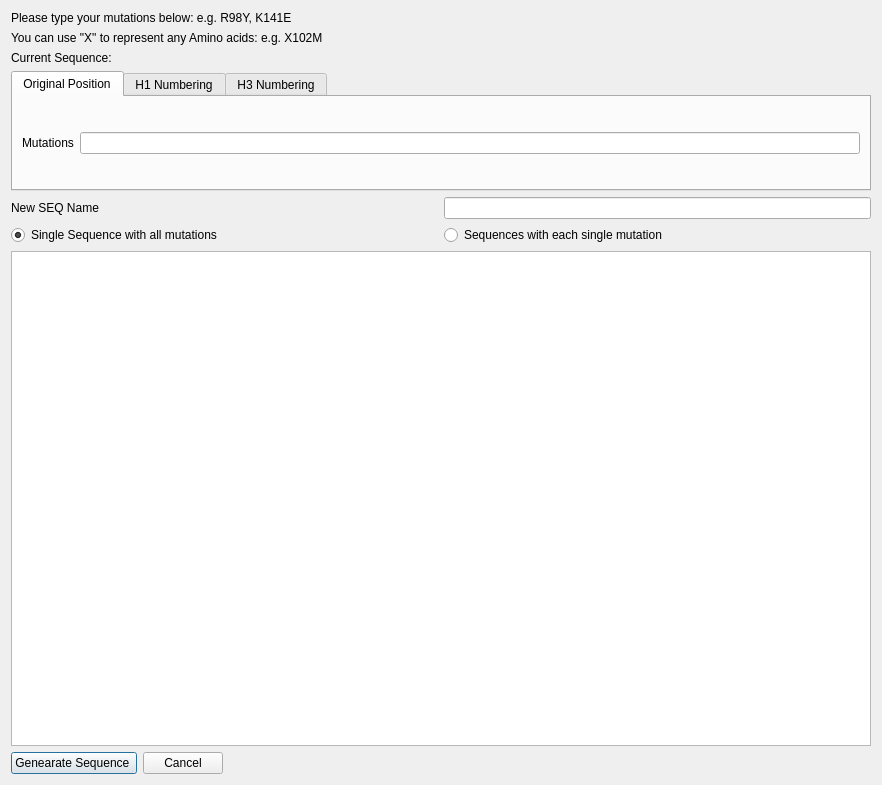
Above: mutationdialog.ui from WilsonImmunologyLab/Librator before the change. Below: the same form after it.
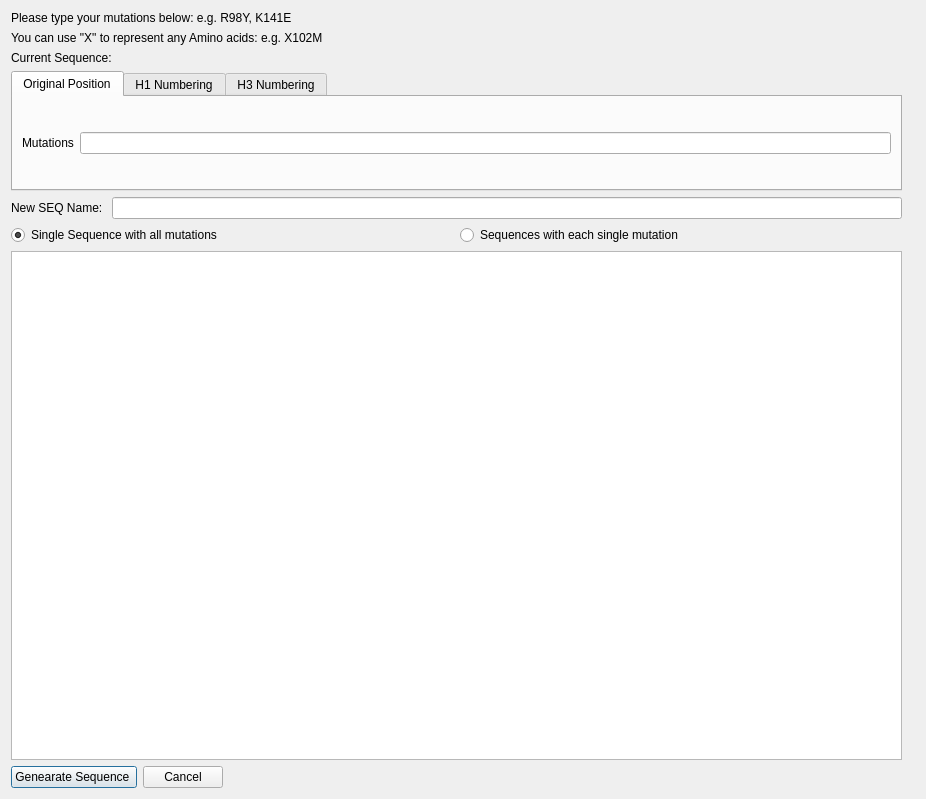
That is the form after the change.

```diff
--- a/mutationdialog.ui
+++ b/mutationdialog.ui
@@ -6,15 +6,43 @@
    <rect>
     <x>0</x>
     <y>0</y>
-    <width>882</width>
-    <height>785</height>
+    <width>926</width>
+    <height>799</height>
    </rect>
   </property>
   <property name="windowTitle">
    <string>Generate mutated sequence</string>
   </property>
   <layout class="QGridLayout" name="gridLayout_3">
-   <item row="3" column="0" colspan="2">
+   <item row="0" column="0">
+    <widget class="QLabel" name="Title">
+     <property name="text">
+      <string>Please type your mutations below: e.g. R98Y, K141E</string>
+     </property>
+    </widget>
+   </item>
+   <item row="1" column="0">
+    <widget class="QLabel" name="label">
+     <property name="text">
+      <string>You can use &quot;X&quot; to represent any Amino acids: e.g. X102M</string>
+     </property>
+    </widget>
+   </item>
+   <item row="2" column="0">
+    <widget class="QLabel" name="CurSeqLab">
+     <property name="text">
+      <string>Current Sequence: </string>
+     </property>
+    </widget>
+   </item>
+   <item row="2" column="1">
+    <widget class="QLabel" name="CurSeq">
+     <property name="text">
+      <string/>
+     </property>
+    </widget>
+   </item>
+   <item row="3" column="0">
     <widget class="QTabWidget" name="tabWidget">
      <property name="maximumSize">
       <size>
@@ -98,31 +126,48 @@
      </widget>
     </widget>
    </item>
-   <item row="5" column="1">
-    <widget class="QLineEdit" name="SeqName"/>
-   </item>
-   <item row="2" column="1">
-    <widget class="QLabel" name="CurSeq">
-     <property name="text">
-      <string/>
-     </property>
-    </widget>
+   <item row="4" column="0">
+    <layout class="QHBoxLayout" name="horizontalLayout_3">
+     <item>
+      <widget class="QLabel" name="labelSeqName">
+       <property name="maximumSize">
+        <size>
+         <width>200</width>
+         <height>16777215</height>
+        </size>
+       </property>
+       <property name="text">
+        <string>New SEQ Name: </string>
+       </property>
+      </widget>
+     </item>
+     <item>
+      <widget class="QLineEdit" name="SeqName"/>
+     </item>
+    </layout>
    </item>
    <item row="5" column="0">
-    <widget class="QLabel" name="labelSeqName">
-     <property name="text">
-      <string>New SEQ Name</string>
-     </property>
-    </widget>
+    <layout class="QHBoxLayout" name="horizontalLayout_2">
+     <item>
+      <widget class="QRadioButton" name="radioSingle">
+       <property name="text">
+        <string>Single Sequence with all mutations</string>
+       </property>
+       <property name="checked">
+        <bool>true</bool>
+       </property>
+      </widget>
+     </item>
+     <item>
+      <widget class="QRadioButton" name="radioAll">
+       <property name="text">
+        <string>Sequences with each single mutation</string>
+       </property>
+      </widget>
+     </item>
+    </layout>
    </item>
-   <item row="1" column="0">
-    <widget class="QLabel" name="label">
-     <property name="text">
-      <string>You can use &quot;X&quot; to represent any Amino acids: e.g. X102M</string>
-     </property>
-    </widget>
-   </item>
-   <item row="8" column="0" colspan="2">
+   <item row="6" column="0">
     <widget class="QTextEdit" name="textEdit">
      <property name="font">
       <font>
@@ -134,42 +179,7 @@
      </property>
     </widget>
    </item>
-   <item row="0" column="0" colspan="2">
-    <widget class="QLabel" name="Title">
-     <property name="text">
-      <string>Please type your mutations below: e.g. R98Y, K141E</string>
-     </property>
-    </widget>
-   </item>
-   <item row="2" column="0">
-    <widget class="QLabel" name="CurSeqLab">
-     <property name="text">
-      <string>Current Sequence: </string>
-     </property>
-    </widget>
-   </item>
-   <item row="6" column="0" colspan="2">
-    <layout class="QHBoxLayout" name="horizontalLayout_2">
-     <item>
-      <widget class="QRadioButton" name="radioSingle">
-       <property name="text">
-        <string>Single Sequence with all mutations</string>
-       </property>
-       <property name="checked">
-        <bool>true</bool>
-       </property>
-      </widget>
-     </item>
-     <item>
-      <widget class="QRadioButton" name="radioAll">
-       <property name="text">
-        <string>Sequences with each single mutation</string>
-       </property>
-      </widget>
-     </item>
-    </layout>
-   </item>
-   <item row="9" column="0">
+   <item row="7" column="0">
     <layout class="QHBoxLayout" name="horizontalLayout">
      <item>
       <widget class="QPushButton" name="addMutation">
```
